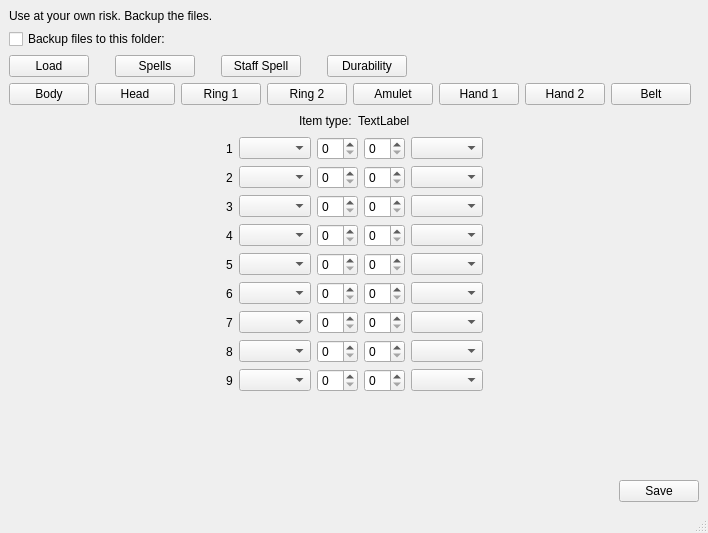
This is gui/mainwindow.ui in procopius-magnus/belzebubchr as Qt 5 draws it before an edit. The edited form follows.
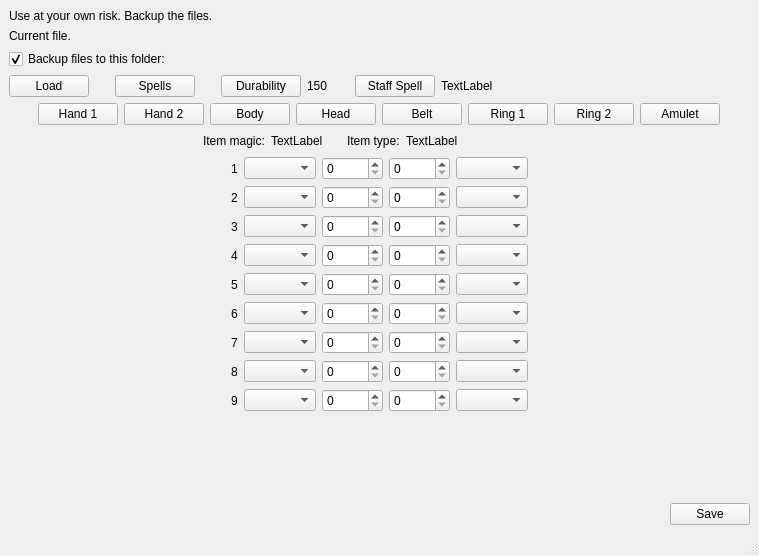
This is the edited form.

```diff
--- a/gui/mainwindow.ui
+++ b/gui/mainwindow.ui
@@ -6,8 +6,8 @@
    <rect>
     <x>0</x>
     <y>0</y>
-    <width>708</width>
-    <height>533</height>
+    <width>759</width>
+    <height>556</height>
    </rect>
   </property>
   <property name="windowTitle">
@@ -23,10 +23,20 @@
      </widget>
     </item>
     <item>
-     <widget class="QCheckBox" name="checkBox">
+     <widget class="QLabel" name="labelCurrentFile">
+      <property name="text">
+       <string>Current file.</string>
+      </property>
+     </widget>
+    </item>
+    <item>
+     <widget class="QCheckBox" name="checkBackup">
       <property name="text">
        <string>Backup files to this folder:</string>
       </property>
+      <property name="checked">
+       <bool>true</bool>
+      </property>
      </widget>
     </item>
     <item>
@@ -78,35 +88,55 @@
        </spacer>
       </item>
       <item>
-       <widget class="QPushButton" name="pushButton_11">
-        <property name="text">
-         <string>Staff Spell</string>
-        </property>
-       </widget>
-      </item>
-      <item>
-       <spacer name="horizontalSpacer_9">
-        <property name="orientation">
-         <enum>Qt::Horizontal</enum>
-        </property>
-        <property name="sizeType">
-         <enum>QSizePolicy::Minimum</enum>
-        </property>
-        <property name="sizeHint" stdset="0">
-         <size>
-          <width>20</width>
-          <height>20</height>
-         </size>
-        </property>
-       </spacer>
-      </item>
-      <item>
-       <widget class="QPushButton" name="pushButton_12">
+       <widget class="QPushButton" name="pushDurability">
         <property name="text">
          <string>Durability</string>
         </property>
        </widget>
       </item>
+      <item>
+       <widget class="QLabel" name="labelDurability">
+        <property name="minimumSize">
+         <size>
+          <width>22</width>
+          <height>0</height>
+         </size>
+        </property>
+        <property name="text">
+         <string>150</string>
+        </property>
+       </widget>
+      </item>
+      <item>
+       <spacer name="horizontalSpacer_9">
+        <property name="orientation">
+         <enum>Qt::Horizontal</enum>
+        </property>
+        <property name="sizeType">
+         <enum>QSizePolicy::Minimum</enum>
+        </property>
+        <property name="sizeHint" stdset="0">
+         <size>
+          <width>20</width>
+          <height>20</height>
+         </size>
+        </property>
+       </spacer>
+      </item>
+      <item>
+       <widget class="QPushButton" name="pushStaffSpell">
+        <property name="text">
+         <string>Staff Spell</string>
+        </property>
+       </widget>
+      </item>
+      <item>
+       <widget class="QLabel" name="labelStaffSpell">
+        <property name="text">
+         <string>TextLabel</string>
+        </property>
+       </widget>
+      </item>
       <item>
        <spacer name="horizontalSpacer_2">
         <property name="orientation">
@@ -125,7 +155,34 @@
     <item>
      <layout class="QHBoxLayout" name="horizontalLayout_3">
       <item>
-       <widget class="QPushButton" name="pushButton">
+       <spacer name="horizontalSpacer_12">
+        <property name="orientation">
+         <enum>Qt::Horizontal</enum>
+        </property>
+        <property name="sizeHint" stdset="0">
+         <size>
+          <width>40</width>
+          <height>20</height>
+         </size>
+        </property>
+       </spacer>
+      </item>
+      <item>
+       <widget class="QPushButton" name="pushHand1">
+        <property name="text">
+         <string>Hand 1</string>
+        </property>
+       </widget>
+      </item>
+      <item>
+       <widget class="QPushButton" name="pushHand2">
+        <property name="text">
+         <string>Hand 2</string>
+        </property>
+       </widget>
+      </item>
+      <item>
+       <widget class="QPushButton" name="pushBody">
         <property name="text">
          <string>Body</string>
         </property>
@@ -139,7 +196,14 @@
        </widget>
       </item>
       <item>
-       <widget class="QPushButton" name="pushButton_5">
+       <widget class="QPushButton" name="pushBelt">
+        <property name="text">
+         <string>Belt</string>
+        </property>
+       </widget>
+      </item>
+      <item>
+       <widget class="QPushButton" name="pushRing1">
         <property name="text">
          <string>Ring 1</string>
         </property>
@@ -159,27 +223,6 @@
         </property>
        </widget>
       </item>
-      <item>
-       <widget class="QPushButton" name="pushButton_8">
-        <property name="text">
-         <string>Hand 1</string>
-        </property>
-       </widget>
-      </item>
-      <item>
-       <widget class="QPushButton" name="pushButton_9">
-        <property name="text">
-         <string>Hand 2</string>
-        </property>
-       </widget>
-      </item>
-      <item>
-       <widget class="QPushButton" name="pushButton_10">
-        <property name="text">
-         <string>Belt</string>
-        </property>
-       </widget>
-      </item>
       <item>
        <spacer name="horizontalSpacer_5">
         <property name="orientation">
@@ -210,6 +253,42 @@
         </property>
        </spacer>
       </item>
+      <item>
+       <widget class="QLabel" name="label_13">
+        <property name="text">
+         <string>Item magic:</string>
+        </property>
+       </widget>
+      </item>
+      <item>
+       <widget class="QLabel" name="labelItemMagic">
+        <property name="minimumSize">
+         <size>
+          <width>60</width>
+          <height>0</height>
+         </size>
+        </property>
+        <property name="text">
+         <string>TextLabel</string>
+        </property>
+       </widget>
+      </item>
+      <item>
+       <spacer name="horizontalSpacer_11">
+        <property name="orientation">
+         <enum>Qt::Horizontal</enum>
+        </property>
+        <property name="sizeType">
+         <enum>QSizePolicy::Minimum</enum>
+        </property>
+        <property name="sizeHint" stdset="0">
+         <size>
+          <width>10</width>
+          <height>20</height>
+         </size>
+        </property>
+       </spacer>
+      </item>
       <item>
        <widget class="QLabel" name="label_11">
         <property name="text">
@@ -218,7 +297,13 @@
        </widget>
       </item>
       <item>
-       <widget class="QLabel" name="label_12">
+       <widget class="QLabel" name="labelItemType">
+        <property name="minimumSize">
+         <size>
+          <width>150</width>
+          <height>0</height>
+         </size>
+        </property>
         <property name="text">
          <string>TextLabel</string>
         </property>
@@ -307,7 +392,17 @@
          </widget>
         </item>
         <item row="0" column="2">
-         <widget class="QSpinBox" name="spinBox"/>
+         <widget class="QSpinBox" name="spin11">
+          <property name="minimumSize">
+           <size>
+            <width>61</width>
+            <height>0</height>
+           </size>
+          </property>
+          <property name="maximum">
+           <number>1</number>
+          </property>
+         </widget>
         </item>
         <item row="1" column="4">
          <widget class="QComboBox" name="comboBox_2"/>
@@ -346,7 +441,14 @@
          </widget>
         </item>
         <item row="0" column="3">
-         <widget class="QSpinBox" name="spinBox_2"/>
+         <widget class="QSpinBox" name="spin12">
+          <property name="minimumSize">
+           <size>
+            <width>61</width>
+            <height>0</height>
+           </size>
+          </property>
+         </widget>
         </item>
         <item row="3" column="0">
          <widget class="QLabel" name="label_5">
```
Left out of the diff: 96 changed lines with no effect on the pictures.
